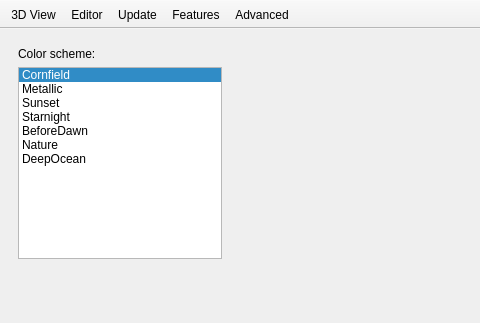
This is src/Preferences.ui in openscad/openscad as Qt 5 draws it before an edit; both pictures show x 0 to 480 and y 0 to 323 of the 852 by 550 pixel window. The edited form follows.
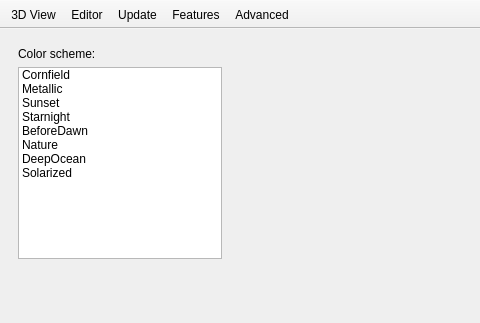
This is the edited form. The open tabs and pages were chosen to show the change. Icons and pictures are not drawn.

Commit message: Add solarized render color map to match the editor color scheme.

```diff
--- a/src/Preferences.ui
+++ b/src/Preferences.ui
@@ -54,7 +54,7 @@
                <bool>false</bool>
               </property>
               <property name="currentRow">
-               <number>0</number>
+               <number>-1</number>
               </property>
               <item>
                <property name="text">
@@ -91,6 +91,11 @@
                 <string>DeepOcean</string>
                </property>
               </item>
+              <item>
+               <property name="text">
+                <string>Solarized</string>
+               </property>
+              </item>
              </widget>
             </item>
            </layout>
```
Left out of the diff: 4 changed lines with no effect on the pictures. The commit also changes 1 other file.
